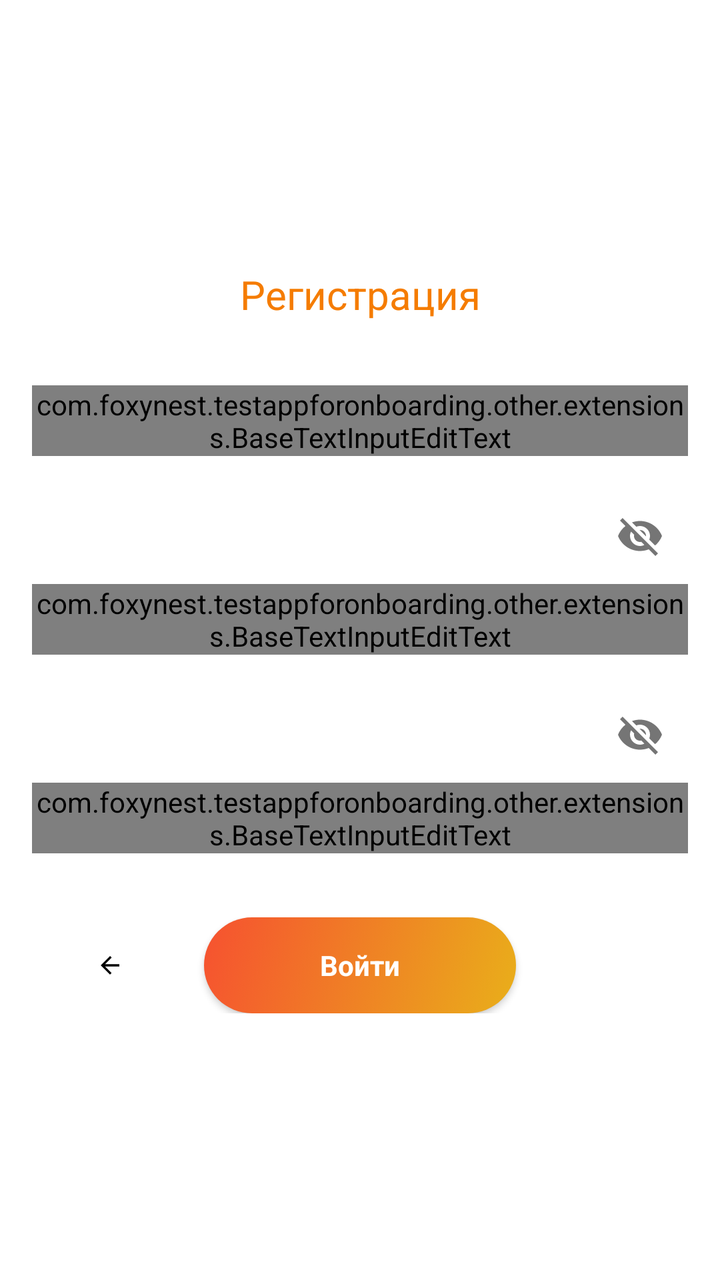
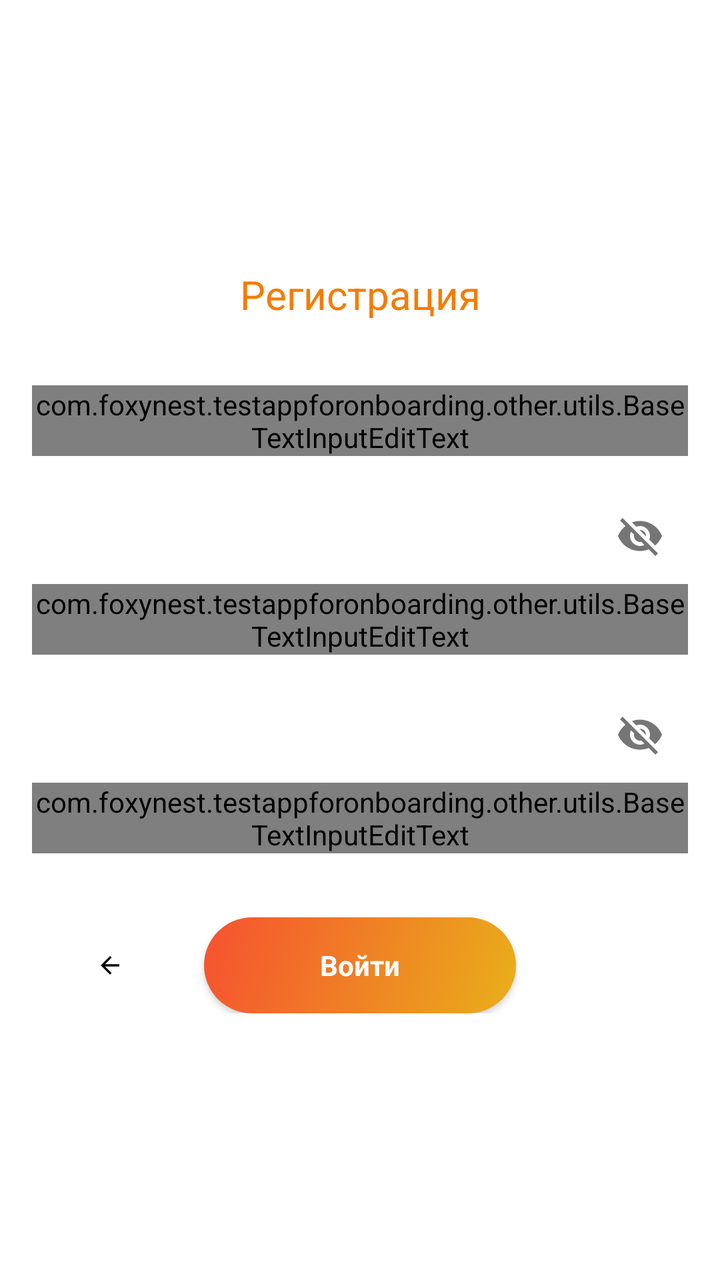

Compare the two renders of this Android layout. The source of the first and the diff that turns it into the second are given below.
<!-- AndroidManifest.xml: application theme Theme.TestAppForOnboarding -->
<!-- res/layout/fragment_register.xml -->
<?xml version="1.0" encoding="utf-8"?>
<ScrollView xmlns:android="http://schemas.android.com/apk/res/android"
    xmlns:app="http://schemas.android.com/apk/res-auto"
    android:layout_width="match_parent"
    android:layout_height="match_parent"
    android:fillViewport="true">

    <androidx.constraintlayout.widget.ConstraintLayout
        android:layout_width="match_parent"
        android:layout_height="wrap_content"
        android:clickable="true"
        android:focusable="true"
        android:focusableInTouchMode="true">

        <androidx.constraintlayout.widget.Guideline
            android:id="@+id/guideline_left"
            android:layout_width="wrap_content"
            android:layout_height="wrap_content"
            android:orientation="vertical"
            app:layout_constraintGuide_begin="@dimen/space_beforeOrAfterElement" />

        <androidx.constraintlayout.widget.Guideline
            android:id="@+id/guideline_right"
            android:layout_width="wrap_content"
            android:layout_height="wrap_content"
            android:orientation="vertical"
            app:layout_constraintGuide_end="@dimen/space_beforeOrAfterElement" />

        <TextView
            android:id="@+id/title_register"
            android:layout_width="0dp"
            android:layout_height="wrap_content"
            android:layout_marginTop="@dimen/space_32"
            android:layout_marginBottom="@dimen/space_32"
            android:text="@string/register_title"
            android:textAlignment="center"
            android:textColor="#F57C00"
            android:textSize="20sp"
            android:visibility="visible"
            app:layout_constraintBottom_toTopOf="@+id/text_field_mail"
            app:layout_constraintEnd_toEndOf="@+id/guideline_right"
            app:layout_constraintStart_toStartOf="@+id/guideline_left"
            app:layout_constraintTop_toTopOf="parent"
            app:layout_constraintVertical_chainStyle="packed" />

        <com.google.android.material.textfield.TextInputLayout
            android:id="@+id/text_field_mail"
            android:layout_width="0dp"
            android:layout_height="wrap_content"
            android:layout_marginBottom="@dimen/space_beforeOrAfterElement"
            android:hint="@string/auth_text_mail"
            app:layout_constraintBottom_toTopOf="@+id/text_field_password"
            app:layout_constraintEnd_toEndOf="@+id/guideline_right"
            app:layout_constraintStart_toStartOf="@+id/guideline_left"
            app:layout_constraintTop_toBottomOf="@+id/title_register"
            app:layout_constraintVertical_chainStyle="packed">

            <com.foxynest.testappforonboarding.other.extensions.BaseTextInputEditText
                android:layout_width="match_parent"
                android:layout_height="wrap_content"
                android:inputType="textEmailAddress"
                android:maxLines="1"
                android:singleLine="true" />

        </com.google.android.material.textfield.TextInputLayout>

        <com.google.android.material.textfield.TextInputLayout
            android:id="@+id/text_field_password"
            android:layout_width="0dp"
            android:layout_height="wrap_content"
            android:layout_marginBottom="@dimen/space_beforeOrAfterElement"
            android:hint="@string/auth_text_password"
            app:layout_constraintBottom_toTopOf="@+id/text_field_password2"
            app:layout_constraintEnd_toEndOf="@+id/guideline_right"
            app:layout_constraintStart_toStartOf="@+id/guideline_left"
            app:layout_constraintTop_toBottomOf="@+id/text_field_mail"
            app:layout_constraintVertical_chainStyle="packed"
            app:passwordToggleEnabled="true">

            <com.foxynest.testappforonboarding.other.extensions.BaseTextInputEditText
                android:layout_width="match_parent"
                android:layout_height="wrap_content"
                android:ems="15"
                android:inputType="textPassword"
                android:maxLines="1"
                android:singleLine="true" />

        </com.google.android.material.textfield.TextInputLayout>

        <com.google.android.material.textfield.TextInputLayout
            android:id="@+id/text_field_password2"
            android:layout_width="0dp"
            android:layout_height="wrap_content"
            android:layout_marginBottom="@dimen/space_32"
            android:hint="@string/auth_text_password2"
            app:layout_constraintBottom_toTopOf="@+id/buttons_register_linear_layout"
            app:layout_constraintEnd_toEndOf="@+id/guideline_right"
            app:layout_constraintStart_toStartOf="@+id/guideline_left"
            app:layout_constraintTop_toBottomOf="@+id/text_field_password"
            app:layout_constraintVertical_chainStyle="packed"
            app:passwordToggleEnabled="true">

            <com.foxynest.testappforonboarding.other.extensions.BaseTextInputEditText
                android:layout_width="match_parent"
                android:layout_height="wrap_content"
                android:ems="15"
                android:inputType="textPassword"
                android:maxLines="1"
                android:singleLine="true" />

        </com.google.android.material.textfield.TextInputLayout>

        <LinearLayout
            android:id="@+id/buttons_register_linear_layout"
            android:layout_width="0dp"
            android:layout_height="wrap_content"
            android:layout_marginBottom="@dimen/space_32"
            android:gravity="center_vertical"
            android:orientation="horizontal"
            android:weightSum="4"
            app:layout_constraintBottom_toBottomOf="parent"
            app:layout_constraintLeft_toLeftOf="@+id/guideline_left"
            app:layout_constraintRight_toRightOf="@+id/guideline_right"
            app:layout_constraintTop_toBottomOf="@+id/text_field_password2"
            app:layout_constraintVertical_chainStyle="packed">

            <androidx.appcompat.widget.AppCompatImageView
                android:id="@+id/button_back"
                android:layout_width="0dp"
                android:layout_height="wrap_content"
                android:layout_marginEnd="@dimen/space_small"
                android:layout_weight="1"
                android:gravity="center_vertical"
                android:paddingStart="@dimen/space_32"
                android:paddingEnd="@dimen/space_32"
                app:backgroundTint="@null"
                app:srcCompat="@drawable/baseline_arrow_back_24" />

            <androidx.appcompat.widget.AppCompatButton
                android:id="@+id/button_register_and_login"
                style="@style/Widget.AppCompat.ActionButton"
                android:layout_width="0dp"
                android:layout_height="wrap_content"
                android:layout_marginEnd="@dimen/space_small"
                android:layout_weight="2"
                android:background="@drawable/button_rounded_corners"
                android:paddingStart="@dimen/space_32"
                android:paddingEnd="@dimen/space_32"
                android:text="@string/welcome_button_login"
                android:textColor="@color/white"
                android:textSize="@dimen/button_text"
                android:textStyle="bold"
                app:backgroundTint="@null" />

        </LinearLayout>

    </androidx.constraintlayout.widget.ConstraintLayout>

</ScrollView>
<!-- resources referenced by this layout -->
<resources>
  <color name="white">#FFFFFFFF</color>
  <dimen name="button_text">14sp</dimen>
  <dimen name="space_32">32dp</dimen>
  <dimen name="space_beforeOrAfterElement">16dp</dimen>
  <dimen name="space_small">8dp</dimen>
  <!-- drawable baseline_arrow_back_24 (drawable) -->
  <vector android:autoMirrored="true" android:height="24dp"
      android:tint="#000000" android:viewportHeight="24"
      android:viewportWidth="24" android:width="24dp" xmlns:android="http://schemas.android.com/apk/res/android">
      <path android:fillColor="@android:color/white" android:pathData="M20,11H7.83l5.59,-5.59L12,4l-8,8 8,8 1.41,-1.41L7.83,13H20v-2z"/>
  </vector>
  <!-- drawable button_rounded_corners (drawable) -->
  <?xml version="1.0" encoding="utf-8"?>
  <selector
      xmlns:android="http://schemas.android.com/apk/res/android">
      <item android:state_enabled="false">
          <shape>
              <corners android:radius="24dp" />
              <gradient
                  android:angle="315"
                  android:endColor="#E9AF1A"
                  android:startColor="#F65130" />
          </shape>
      </item>
  
      
      <item android:state_pressed="true">
          <shape>
              <corners android:radius="24dp" />
              <gradient
                  android:angle="315"
                  android:endColor="#CCE9AF1A"
                  android:startColor="#CCF65130" />
          </shape>
      </item>
  
      
      <item android:state_enabled="true">
          <shape>
              <corners android:radius="24dp" />
              <gradient
                  android:angle="315"
                  android:endColor="#E9AF1A"
                  android:startColor="#F65130" />
          </shape>
      </item>
  
  </selector>
  <string name="auth_text_mail">Почта</string>
  <string name="auth_text_password">Пароль</string>
  <string name="auth_text_password2">Повторите пароль</string>
  <string name="register_title">Регистрация</string>
  <string name="welcome_button_login">Войти</string>
  <style name="Theme.TestAppForOnboarding" parent="Theme.MaterialComponents.DayNight.DarkActionBar">
          
          <item name="colorPrimary">@color/purple_500</item>
          <item name="colorPrimaryVariant">@color/purple_700</item>
          <item name="colorOnPrimary">@color/white</item>
          
          <item name="colorSecondary">@color/teal_200</item>
          <item name="colorSecondaryVariant">@color/teal_700</item>
          <item name="colorOnSecondary">@color/black</item>
          
          <item name="android:statusBarColor">?attr/colorPrimaryVariant</item>
          
      </style>
  <color name="purple_500">#FF6200EE</color>
  <color name="purple_700">#FF3700B3</color>
  <color name="teal_200">#FF03DAC5</color>
  <color name="teal_700">#FF018786</color>
  <color name="black">#FF000000</color>
</resources>

<!-- the commit's change to res/layout/fragment_register.xml (unified diff, before → after) -->
@@ -55,7 +55,7 @@
             app:layout_constraintTop_toBottomOf="@+id/title_register"
             app:layout_constraintVertical_chainStyle="packed">
 
-            <com.foxynest.testappforonboarding.other.extensions.BaseTextInputEditText
+            <com.foxynest.testappforonboarding.other.utils.BaseTextInputEditText
                 android:layout_width="match_parent"
                 android:layout_height="wrap_content"
                 android:inputType="textEmailAddress"
@@ -77,7 +77,7 @@
             app:layout_constraintVertical_chainStyle="packed"
             app:passwordToggleEnabled="true">
 
-            <com.foxynest.testappforonboarding.other.extensions.BaseTextInputEditText
+            <com.foxynest.testappforonboarding.other.utils.BaseTextInputEditText
                 android:layout_width="match_parent"
                 android:layout_height="wrap_content"
                 android:ems="15"
@@ -100,7 +100,7 @@
             app:layout_constraintVertical_chainStyle="packed"
             app:passwordToggleEnabled="true">
 
-            <com.foxynest.testappforonboarding.other.extensions.BaseTextInputEditText
+            <com.foxynest.testappforonboarding.other.utils.BaseTextInputEditText
                 android:layout_width="match_parent"
                 android:layout_height="wrap_content"
                 android:ems="15"
